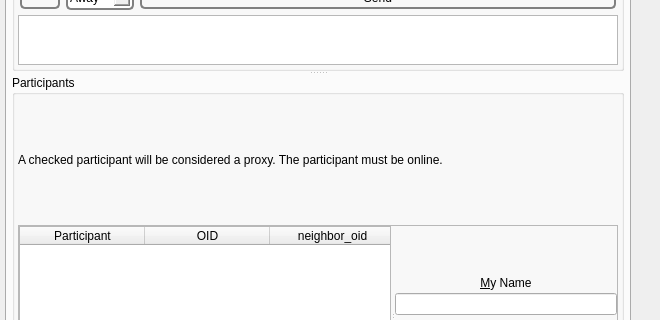
Qt form branches/trunk/GoldBug-UI/spot-on-controlcenter.ui (textbrowser/spot-on) before a commit; both pictures show x 0 to 660 and y 472 to 792 of the 660 by 953 pixel window.
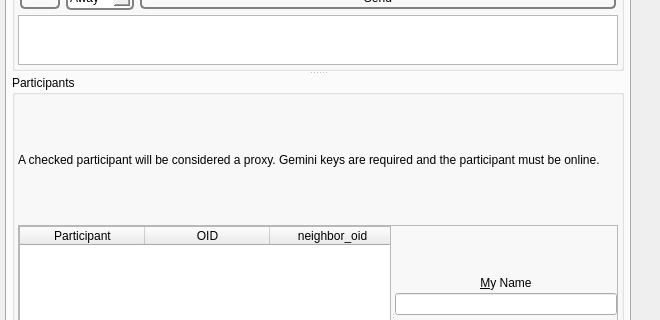
The same form after that commit. The open tabs and pages were chosen to show the change. Icons and pictures are not drawn. Custom widgets are drawn as their Qt base class.

The edit to the form file:
```diff
--- a/branches/trunk/GoldBug-UI/spot-on-controlcenter.ui
+++ b/branches/trunk/GoldBug-UI/spot-on-controlcenter.ui
@@ -946,7 +946,7 @@
                <item>
                 <widget class="QLabel" name="label_143">
                  <property name="text">
-                  <string>A checked participant will be considered a proxy. The participant must be online.</string>
+                  <string>A checked participant will be considered a proxy. Gemini keys are required and the participant must be online.</string>
                  </property>
                  <property name="wordWrap">
                   <bool>true</bool>
```
Left out of the diff: 4 changed lines with no effect on the pictures.
